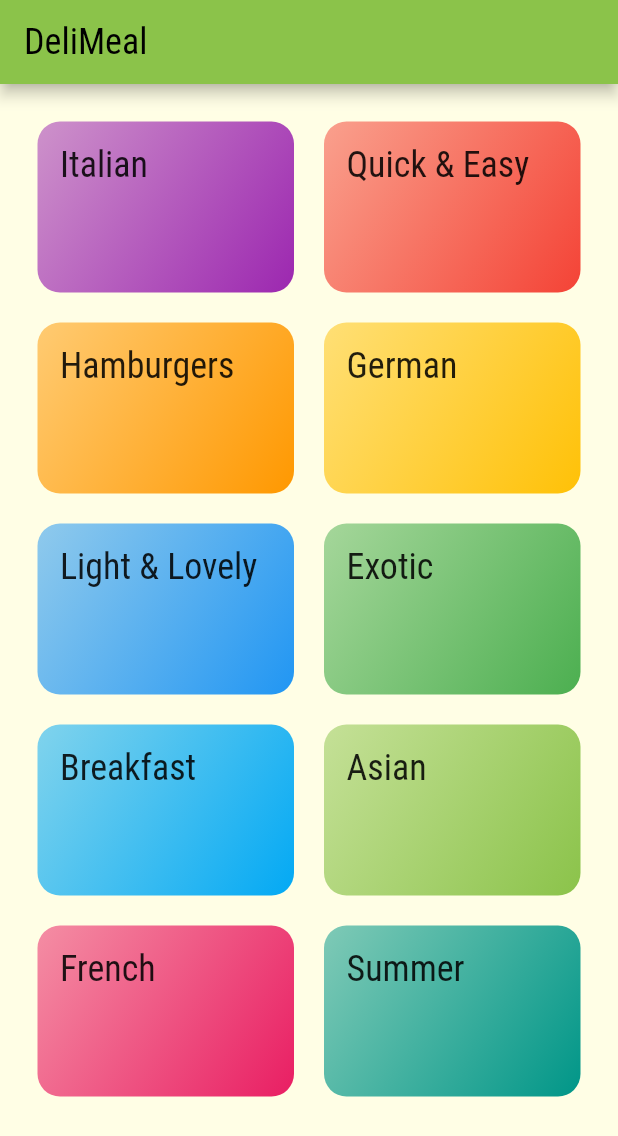
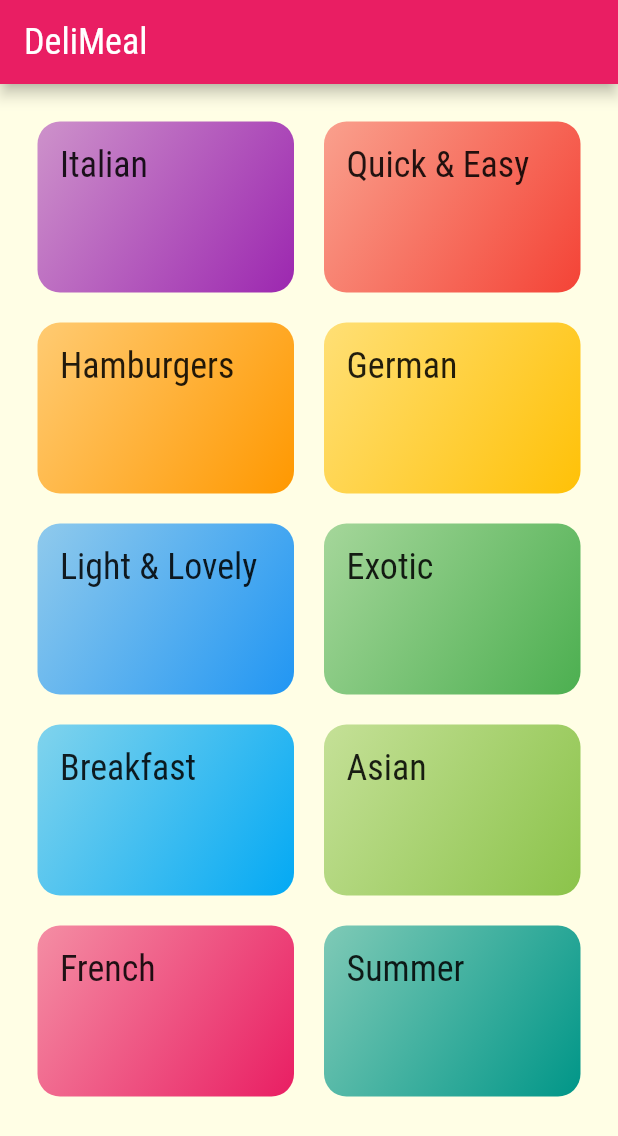
Before and after one commit to BarisSahin1/mealApp, a Flutter app: the screen it shows after launch, on a phone screen of 412 x 824 dp. Shown: the top 1136 px of the screen. Run offline on Flutter 3.47's test engine with Material 2 defaults, Android fonts, the phone set to English and light mode, and no system bars.

Commit message:
theme changed

```diff
--- a/lib/main.dart
+++ b/lib/main.dart
@@ -9,7 +9,7 @@ class MyApp extends StatelessWidget {
     return MaterialApp(
       title: 'DeliMeals',
       theme: ThemeData(
-        primarySwatch: Colors.lightGreen,
+        primarySwatch: Colors.pink,
         accentColor: Colors.pink,
         canvasColor: Color.fromRGBO(255, 254, 229, 1),
         fontFamily: 'Raleway',
```
